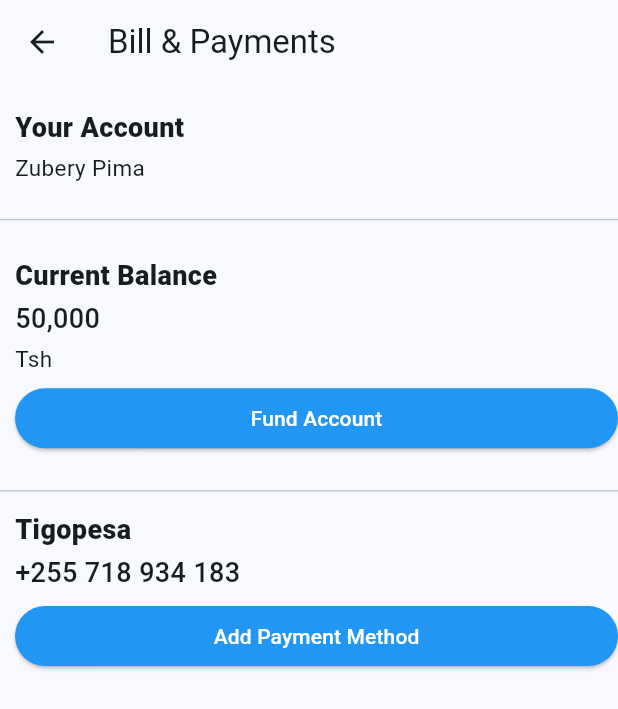
After one commit to zuberypima/stadium, a Flutter app: the screen it shows after launch, item 3 of the bottom bar chosen, after a tap on "Payments", on a phone screen of 412 x 824 dp. The commit adds this screen. Shown: the top 709 px of the screen. Run offline on Flutter 3.47's test engine with Material 3 defaults, Android fonts, the phone set to English and light mode, and no system bars; our stand-ins replace cloud_firestore, firebase_auth, firebase_core; accounts and stored records are empty.

Commit message:
update ui

```diff
--- a/lib/view/screens/games.dart
+++ b/lib/view/screens/games.dart
@@ -28,6 +28,7 @@ class _GamesPageState extends State<GamesPage> {
         child: Scaffold(
             appBar: AppBar(
               elevation: 0,
+
               bottom: TabBar(
                 indicatorSize: TabBarIndicatorSize.tab,
                 indicatorColor: Colors.green,
--- a/lib/view/screens/homeScreen.dart
+++ b/lib/view/screens/homeScreen.dart
@@ -38,12 +38,12 @@ class _HomescreenState extends State<Homescreen> {
                 icon: Icon(Icons.sports_basketball_rounded), label: "Games"),
             BottomNavigationBarItem(icon: Icon(Icons.person), label: "Profile")
           ]),
-      floatingActionButton: FloatingActionButton(
-        onPressed: () {
-          nextPageNavigation(context, AddDataScreen());
-        },
-        child: Icon(Icons.add),
-      ),
+      // floatingActionButton: FloatingActionButton(
+      //   onPressed: () {
+      //     nextPageNavigation(context, AddDataScreen());
+      //   },
+      //   child: Icon(Icons.add),
+      // ),
     );
   }
 
--- /dev/null
+++ b/lib/view/screens/paymentList.dart
@@ -0,0 +1,41 @@
+import 'package:flutter/material.dart';
+import 'package:stadium/view/widgets/accountBalance.dart';
+import 'package:stadium/view/widgets/accountDetails.dart';
+import 'package:stadium/view/widgets/paymentDetails.dart';
+
+class PaymentMethodLis extends StatefulWidget {
+  const PaymentMethodLis({super.key});
+
+  @override
+  State<PaymentMethodLis> createState() => _PaymentMethodLisState();
+}
+
+class _PaymentMethodLisState extends State<PaymentMethodLis> {
+  @override
+  Widget build(BuildContext context) {
+    return Scaffold(
+      appBar: AppBar(
+        title: Text("Bill & Payments"),
+      ),
+       body: ListView(
+        children: [
+
+        Padding(
+          padding: const EdgeInsets.only(left: 10),
+          child: accountDetailsContainer(context),
+        ),
+            Divider(),
+        Padding(
+          padding: const EdgeInsets.only(left: 10),
+          child: accountBalanceContainer(context),
+        ),
+                    Divider(),
+ Padding(
+   padding: const EdgeInsets.only(left: 10),
+   child: paymentDetails(context),
+ )
+        ],
+       ),
+    );
+  }
+}
--- a/lib/view/screens/profileScreen.dart
+++ b/lib/view/screens/profileScreen.dart
@@ -1,4 +1,6 @@
 import 'package:flutter/material.dart';
+import 'package:stadium/constants/constants.dart';
+import 'package:stadium/view/screens/paymentList.dart';
 import 'package:stadium/view/widgets/profileCard.dart';
 
 class ProfileScreen extends StatefulWidget {
@@ -11,18 +13,25 @@ class ProfileScreen extends StatefulWidget {
 class _ProfileScreenState extends State<ProfileScreen> {
   @override
   Widget build(BuildContext context) {
-    return Scaffold(
+    return SafeArea(
+      child: Scaffold(
         appBar: AppBar(
-        title: Text("Hello "),
+          title: Text("Hello"),
+
         ),
         body: ListView(
           children: [
             profileCardWidget('Notifications',Icons.notifications_none),
-          profileCardWidget('Payments',Icons.payment),
+            InkWell(
+              onTap: () {
+                nextPageNavigation(context, PaymentMethodLis());
+              },
+              child: profileCardWidget('Payments',Icons.payment)),
             profileCardWidget('Settings',Icons.settings),
             profileCardWidget('Help & info',Icons.help),
           ],
         ),
+      ),
     );
   }
 }
--- /dev/null
+++ b/lib/view/widgets/accountBalance.dart
@@ -0,0 +1,41 @@
+import 'package:flutter/material.dart';
+
+Widget accountBalanceContainer(context) {
+  return Container(
+    // color: Colors.amber,
+    height: MediaQuery.of(context).size.height / 5,
+    width: MediaQuery.of(context).size.width,
+    child: Column(
+       mainAxisAlignment: MainAxisAlignment.center,
+      crossAxisAlignment: CrossAxisAlignment.start,
+      children: [
+        Text(
+          'Current Balance',
+          style: TextStyle(fontWeight: FontWeight.w800, fontSize: 18),
+        ),
+        SizedBox(height: 3),
+        Text(
+          '50,000',
+          style: TextStyle(fontWeight: FontWeight.w500, fontSize: 18),
+        ),
+                SizedBox(height: 3),
+
+        Text(
+          'Tsh',
+          style: TextStyle(fontSize: 15),
+
+        ),
+
+          SizedBox(height: 5),
+        SizedBox(
+            width: MediaQuery.of(context).size.width,
+            child: ElevatedButton(
+                style: ButtonStyle(
+                    backgroundColor: WidgetStatePropertyAll(Colors.blue),
+                    foregroundColor: WidgetStatePropertyAll(Colors.white)),
+                onPressed: () {},
+                child: Text('Fund Account')))
+      ],
+    ),
+  );
+}
--- /dev/null
+++ b/lib/view/widgets/accountDetails.dart
@@ -0,0 +1,24 @@
+import 'package:flutter/material.dart';
+
+Widget accountDetailsContainer(context) {
+  return Container(
+    // color: Colors.amber,
+    height: MediaQuery.of(context).size.height / 10,
+    width: MediaQuery.of(context).size.width,
+    child: Column(
+       mainAxisAlignment: MainAxisAlignment.center,
+      crossAxisAlignment: CrossAxisAlignment.start,
+      children: [
+        Text(
+          'Your Account',
+          style: TextStyle(fontWeight: FontWeight.w800, fontSize: 18),
+        ),
+        SizedBox(height: 3),
+        Text(
+          'Zubery Pima',
+          style: TextStyle(fontSize: 15),
+        )
+      ],
+    ),
+  );
+}
--- a/lib/view/widgets/gameListView.dart
+++ b/lib/view/widgets/gameListView.dart
@@ -26,7 +26,7 @@ Widget gameListView() {
                 nextPageNavigation(context, StartBooking());
               },
               child: Card(
-                color: mainSecondaryColor,
+                color: Colors.blueGrey,
                 child: ListTile(
                   leading:const CircleAvatar(child: Text("TM")),
                   title: Text(
--- /dev/null
+++ b/lib/view/widgets/paymentDetails.dart
@@ -0,0 +1,33 @@
+import 'package:flutter/material.dart';
+
+Widget paymentDetails(context) {
+  return Container(
+    // color: Colors.amber,
+    height: MediaQuery.of(context).size.height / 7,
+    width: MediaQuery.of(context).size.width,
+    child: Column(
+      mainAxisAlignment: MainAxisAlignment.center,
+      crossAxisAlignment: CrossAxisAlignment.start,
+      children: [
+        Text(
+          'Tigopesa',
+          style: TextStyle(fontWeight: FontWeight.w800, fontSize: 18),
+        ),
+        SizedBox(height: 3),
+        Text(
+          '+255 718 934 183',
+          style: TextStyle(fontWeight: FontWeight.w500, fontSize: 18),
+        ),
+        SizedBox(height: 5),
+        SizedBox(
+            width: MediaQuery.of(context).size.width,
+            child: ElevatedButton(
+                style: ButtonStyle(
+                    backgroundColor: WidgetStatePropertyAll(Colors.blue),
+                    foregroundColor: WidgetStatePropertyAll(Colors.white)),
+                onPressed: () {},
+                child: Text('Add Payment Method')))
+      ],
+    ),
+  );
+}
--- a/lib/view/widgets/profileCard.dart
+++ b/lib/view/widgets/profileCard.dart
@@ -4,7 +4,8 @@ import 'package:flutter/material.dart';
 
 Widget profileCardWidget(String _label, IconData IconData){
   return   Card(
-            color: const Color.fromARGB(176, 76, 175, 79),
+            // color: const Color.fromARGB(176, 76, 175, 79),
+            color: Colors.blueGrey,
             child: ListTile(
               title: Text(_label,style: TextStyle(color: Colors.white,fontWeight: FontWeight.w500),),
               trailing: Icon(IconData,color: Colors.white,),
```
Lines whose indentation alone changed are shown as unchanged.
